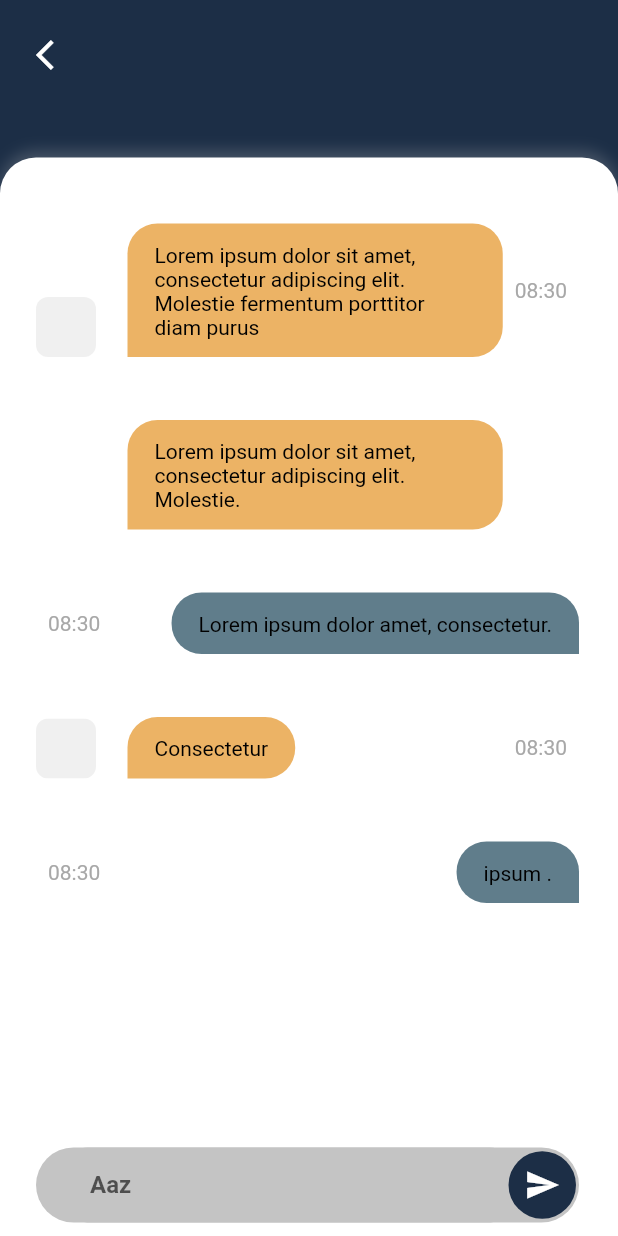
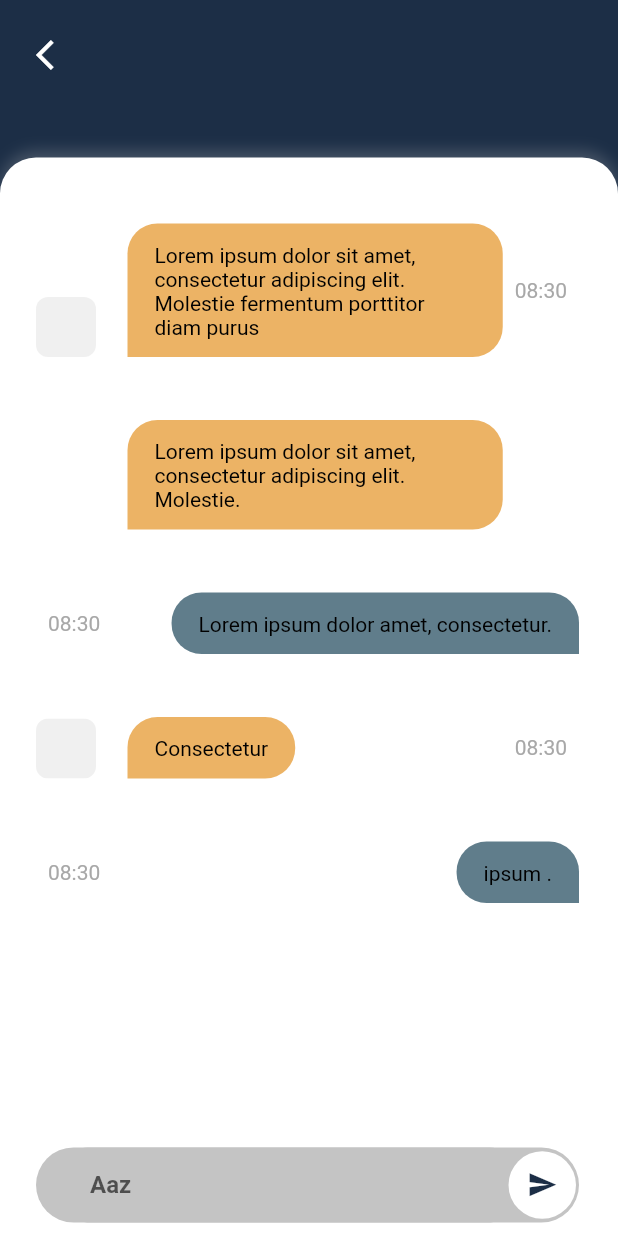
Before and after one commit to DilVika/mini-chat-App-Flutter, a Flutter app: the ChatPage screen opened directly with empty values, on a phone screen of 412 x 824 dp. Run offline on Flutter 3.47's test engine with Material 2 defaults, Android fonts, the phone set to English and light mode, and no system bars; our stand-ins replace google_fonts.

Commit message:
imporve send button

```diff
--- a/lib/presentations/Widgets/pages/chat/chat_page.dart
+++ b/lib/presentations/Widgets/pages/chat/chat_page.dart
@@ -1,3 +1,4 @@
+import 'package:flutter/cupertino.dart';
 import 'package:flutter/material.dart';
 
 import '/resources/resources.dart';
@@ -155,17 +156,19 @@ class ChatPage extends StatelessWidget {
                             decoration: BoxDecoration(
                               borderRadius:
                                   BorderRadius.circular(Dimensions.largeRadius),
-                              color: _theme.colorScheme.primary,
                             ),
                             child: SizedBox(
                               width: Dimensions.defaultIconSize,
                               height: Dimensions.defaultIconSize,
-                              child: IconButton(
-                                visualDensity:
-                                    VisualDensity.adaptivePlatformDensity,
+                              child: CupertinoButton.filled(
+                                borderRadius: BorderRadius.circular(
+                                    Dimensions.largeRadius),
+
+                                //visualDensity:
+                                //VisualDensity.adaptivePlatformDensity,
                                 padding: EdgeInsets.zero,
                                 onPressed: () {},
-                                icon: const Icon(
+                                child: const Icon(
                                   Icons.send,
                                 ),
                               ),
```
Also changed, not shown: 1 other file.
